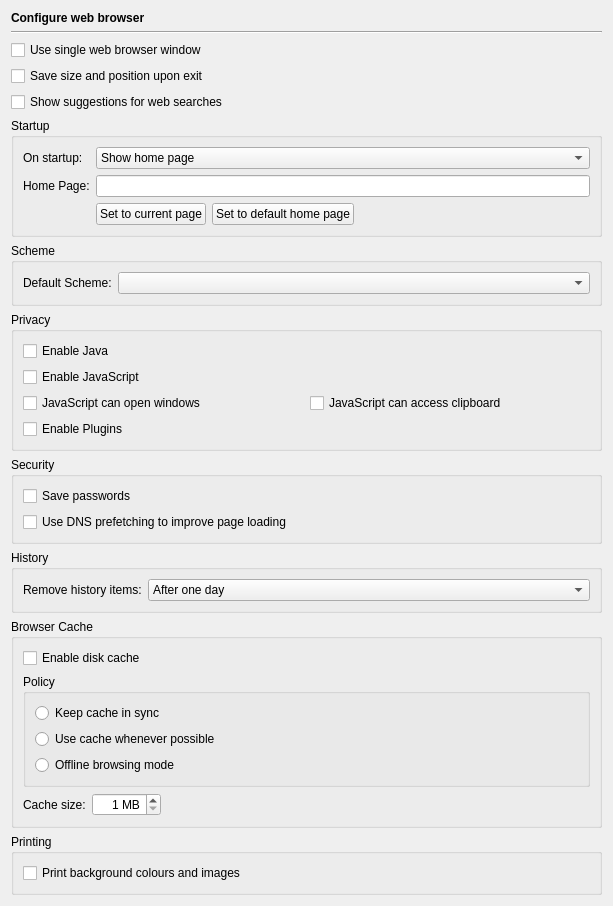
This is Preferences/ConfigurationPages/HelpWebBrowserPage.ui in testmana2/test as Qt 5 draws it before an edit. The edited form follows.
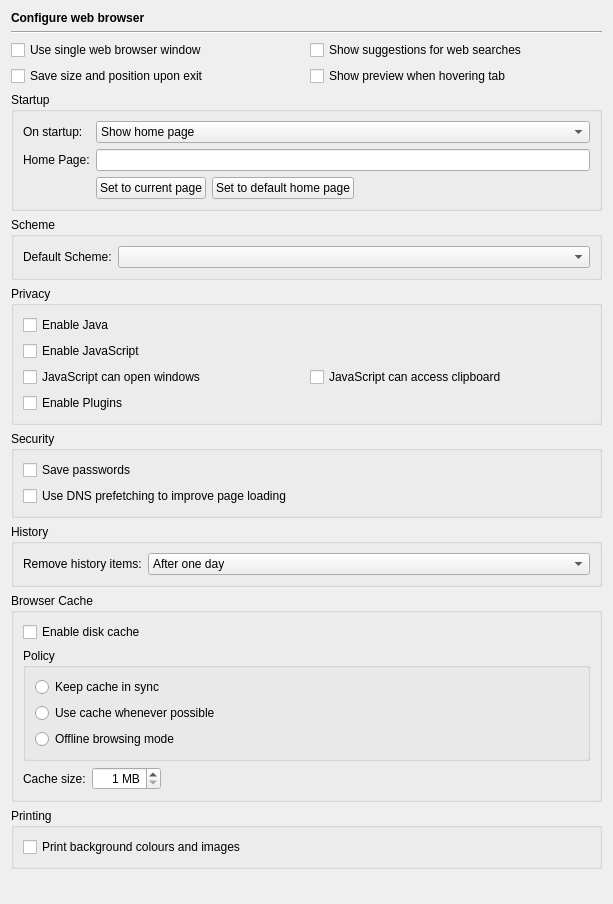
This is the edited form.

Commit message: Added tab previews to the web browser.

Diff of the .ui file:
```diff
--- a/Preferences/ConfigurationPages/HelpWebBrowserPage.ui
+++ b/Preferences/ConfigurationPages/HelpWebBrowserPage.ui
@@ -32,6 +32,8 @@
     </widget>
    </item>
    <item>
+    <layout class="QGridLayout" name="gridLayout_5">
+     <item row="0" column="0">
     <widget class="QCheckBox" name="singleHelpWindowCheckBox">
      <property name="toolTip">
       <string>Select to use a single help browser window only</string>
@@ -41,17 +43,7 @@
      </property>
     </widget>
    </item>
-   <item>
-    <widget class="QCheckBox" name="saveGeometryCheckBox">
-     <property name="toolTip">
-      <string>Select to save the window size and position</string>
-     </property>
-     <property name="text">
-      <string>Save size and position upon exit</string>
-     </property>
-    </widget>
-   </item>
-   <item>
+     <item row="0" column="1">
     <widget class="QCheckBox" name="webSuggestionsCheckBox">
      <property name="toolTip">
       <string>Select to enable suggestions for web searches</string>
@@ -61,6 +53,28 @@
      </property>
     </widget>
    </item>
+     <item row="1" column="0">
+      <widget class="QCheckBox" name="saveGeometryCheckBox">
+       <property name="toolTip">
+        <string>Select to save the window size and position</string>
+       </property>
+       <property name="text">
+        <string>Save size and position upon exit</string>
+       </property>
+      </widget>
+     </item>
+     <item row="1" column="1">
+      <widget class="QCheckBox" name="showTabPreviews">
+       <property name="toolTip">
+        <string>Select to show a page preview when the mouse hovers over the tab</string>
+       </property>
+       <property name="text">
+        <string>Show preview when hovering tab</string>
+       </property>
+      </widget>
+     </item>
+    </layout>
+   </item>
    <item>
     <widget class="QGroupBox" name="startupGroupBox">
      <property name="title">
```
Left out of the diff: 1 changed line with no effect on the pictures. Lines whose indentation alone changed are shown as unchanged. The commit also changes 31 other files.
